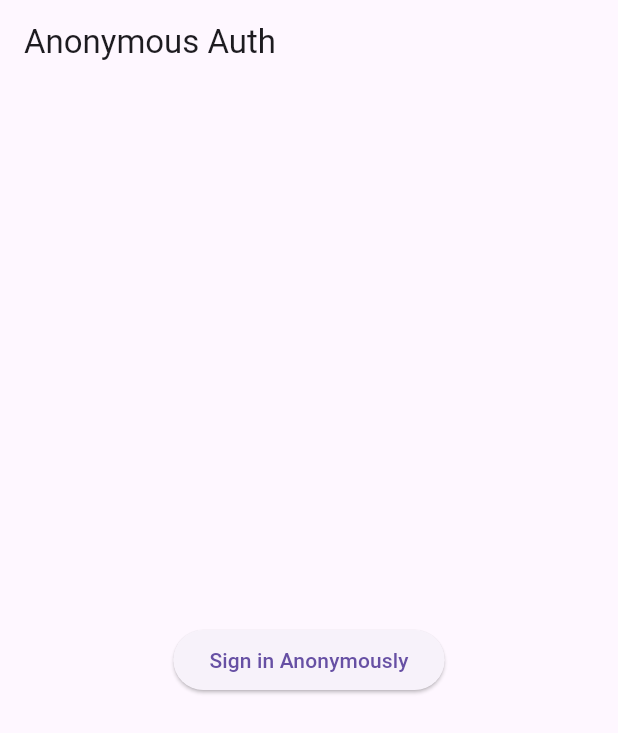
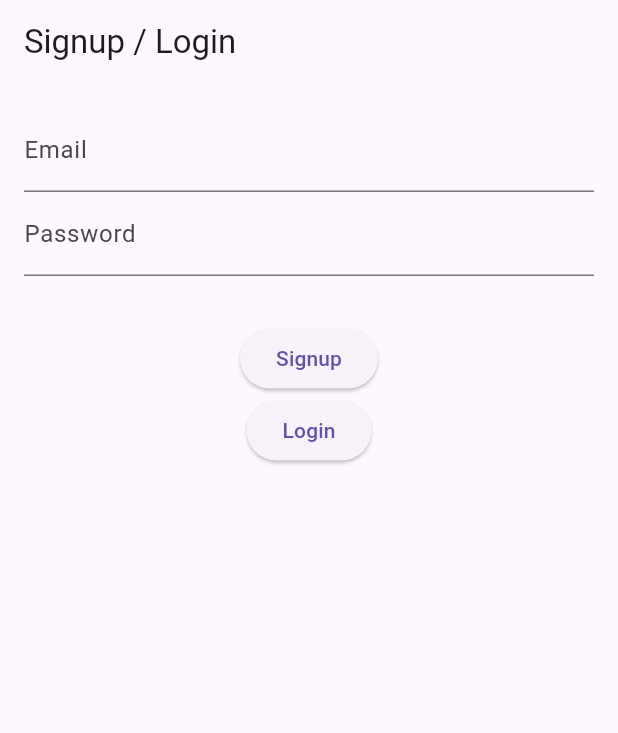
Before and after one commit to dhruthirudrangi/11_Error-Team-name-not-found, a Flutter app: the screen it shows after launch, on a phone screen of 412 x 824 dp. Shown: the top 733 px of the screen. Run offline on Flutter 3.47's test engine with Material 3 defaults, Android fonts, the phone set to English and light mode, and no system bars; our stand-ins replace firebase_auth, firebase_core; accounts and stored records are empty.

Commit message:
fronted up n running

```diff
--- a/lib/main.dart
+++ b/lib/main.dart
@@ -1,15 +1,15 @@
+import 'package:flutter/material.dart';
 import 'package:firebase_core/firebase_core.dart';
-import 'package:flutter/material.dart';
-import 'package:recipe/firebase_options.dart';
-import '../services/auth_services.dart';
-import '../pages/get_started.dart'; // Import the main screen after login
+import 'package:firebase_auth/firebase_auth.dart';
+import 'firebase_options.dart';
+import 'pages/auth_pages.dart';
+import 'pages/main_page.dart';
+import 'pages/get_started.dart';
 
-
-void main() async{
+void main() async {
   WidgetsFlutterBinding.ensureInitialized();
-  await Firebase.initializeApp( options: DefaultFirebaseOptions.currentPlatform,
-  );
-  runApp(MyApp());
+  await Firebase.initializeApp(options: DefaultFirebaseOptions.currentPlatform);
+  runApp(const MyApp());
 }
 
 class MyApp extends StatelessWidget {
@@ -19,37 +19,20 @@ class MyApp extends StatelessWidget {
   Widget build(BuildContext context) {
     return MaterialApp(
       debugShowCheckedModeBanner: false,
-      title: 'Your App',
-      theme: ThemeData(primarySwatch: Colors.blue),
-      home: AuthPage(), // The first screen of your app
-    );
-  }
-}
-
-
-
-class AuthPage extends StatelessWidget {
-  final AuthService _authService = AuthService();
-
-  void _signIn(BuildContext context) async {
-    await _authService.signInAnonymously();
-
-    // Navigate to GetStartedScreen after successful sign-in
-    Navigator.pushReplacement(
-      context,
-      MaterialPageRoute(builder: (context) => GetStartedScreen()),
-    );
-  }
-
-  @override
-  Widget build(BuildContext context) {
-    return Scaffold(
-      appBar: AppBar(title: Text("Anonymous Auth")),
-      body: Center(
-        child: ElevatedButton(
-          onPressed: () => _signIn(context),
-          child: Text("Sign in Anonymously"),
-        ),
+      title: 'Dishguise',
+      theme: ThemeData(primarySwatch: Colors.purple),
+      home: StreamBuilder<User?>(
+        stream: FirebaseAuth.instance.authStateChanges(),
+        builder: (context, snapshot) {
+          if (snapshot.connectionState == ConnectionState.waiting) {
+            return const Center(child: CircularProgressIndicator());
+          }
+          if (snapshot.hasData) {
+            return const MainPage();
+          } else {
+            return const AuthPage();
+          }
+        },
       ),
     );
   }
--- a/lib/pages/auth_pages.dart
+++ b/lib/pages/auth_pages.dart
@@ -1,26 +1,63 @@
 import 'package:flutter/material.dart';
 import '../services/auth_services.dart';
-import 'get_started.dart'; // Ensure this file exists
 
-class AuthPage extends StatelessWidget {
+class AuthPage extends StatefulWidget {
+  const AuthPage({super.key});
+
+  @override
+  State<AuthPage> createState() => _AuthPageState();
+}
+
+class _AuthPageState extends State<AuthPage> {
+  final TextEditingController emailController = TextEditingController();
+  final TextEditingController passwordController = TextEditingController();
   final AuthService _authService = AuthService();
-
-  void _signIn(BuildContext context) async {
-    await _authService.signInAnonymously();
-    Navigator.pushReplacement(
-      context,
-      MaterialPageRoute(builder: (context) => GetStartedScreen()),
-    );
-  }
+  String errorMessage = "";
 
   @override
   Widget build(BuildContext context) {
     return Scaffold(
-      appBar: AppBar(title: Text("Anonymous Auth")),
-      body: Center(
-        child: ElevatedButton(
-          onPressed: () => _signIn(context),
-          child: Text("Sign in Anonymously"),
+      appBar: AppBar(title: const Text("Signup / Login")),
+      body: Padding(
+        padding: const EdgeInsets.all(16.0),
+        child: Column(
+          children: [
+            TextField(
+              controller: emailController,
+              decoration: const InputDecoration(labelText: "Email"),
+            ),
+            TextField(
+              controller: passwordController,
+              obscureText: true,
+              decoration: const InputDecoration(labelText: "Password"),
+            ),
+            const SizedBox(height: 10),
+            Text(errorMessage, style: const TextStyle(color: Colors.red)), // Show Error Message
+
+            ElevatedButton(
+              onPressed: () async {
+                String? error = await _authService.signUp(emailController.text, passwordController.text);
+                if (error == null) {
+                  Navigator.pushReplacementNamed(context, "/main");
+                } else {
+                  setState(() => errorMessage = error); // Show actual Firebase error
+                }
+              },
+              child: const Text("Signup"),
+            ),
+
+            ElevatedButton(
+              onPressed: () async {
+                String? error = await _authService.signIn(emailController.text, passwordController.text);
+                if (error == null) {
+                  Navigator.pushReplacementNamed(context, "/main");
+                } else {
+                  setState(() => errorMessage = error); // Show actual Firebase error
+                }
+              },
+              child: const Text("Login"),
+            ),
+          ],
         ),
       ),
     );
--- a/lib/services/auth_services.dart
+++ b/lib/services/auth_services.dart
@@ -3,21 +3,28 @@ import 'package:firebase_auth/firebase_auth.dart';
 class AuthService {
   final FirebaseAuth _auth = FirebaseAuth.instance;
 
-  Future<User?> signInAnonymously() async {
+  // Signup Method
+  Future<String?> signUp(String email, String password) async {
     try {
-      UserCredential userCredential = await _auth.signInAnonymously();
-      return userCredential.user;
+      await _auth.createUserWithEmailAndPassword(email: email, password: password);
+      return null; // Success, no error message
     } catch (e) {
-      print("Error signing in anonymously: $e");
-      return null;
+      return e.toString(); // Return error message
     }
   }
 
+  // Login Method
+  Future<String?> signIn(String email, String password) async {
+    try {
+      await _auth.signInWithEmailAndPassword(email: email, password: password);
+      return null; // Success, no error
+    } catch (e) {
+      return e.toString(); // Return error message
+    }
+  }
+
+  // Logout Method
   Future<void> signOut() async {
     await _auth.signOut();
   }
-
-  User? getCurrentUser() {
-    return _auth.currentUser;
-  }
 }
--- a/pubspec.yaml
+++ b/pubspec.yaml
@@ -40,6 +40,7 @@ dependencies:
   firebase_storage: ^12.4.4
   image_picker: ^1.1.2
   firebase_auth: ^5.5.1
+  provider: ^6.1.2
 
 
 dev_dependencies:
```
Also changed, not shown: lib/pages/get_started.dart (+21 -18 lines), lib/pages/main_page.dart (+54 -17 lines), pubspec.lock, 2 other files.
